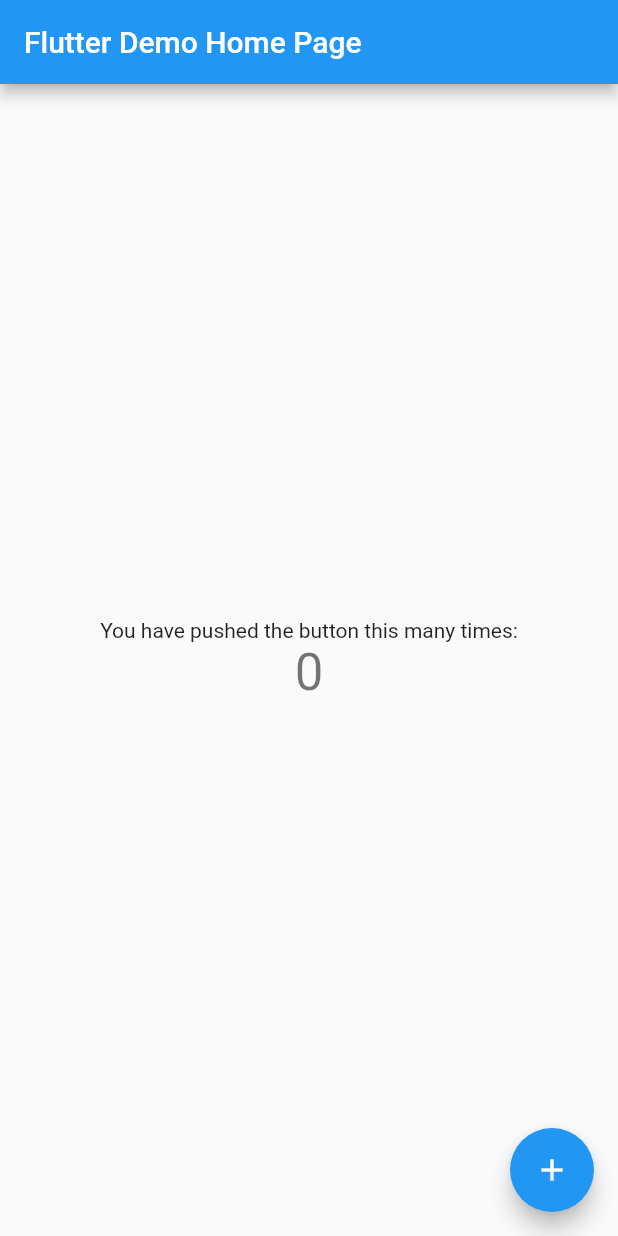
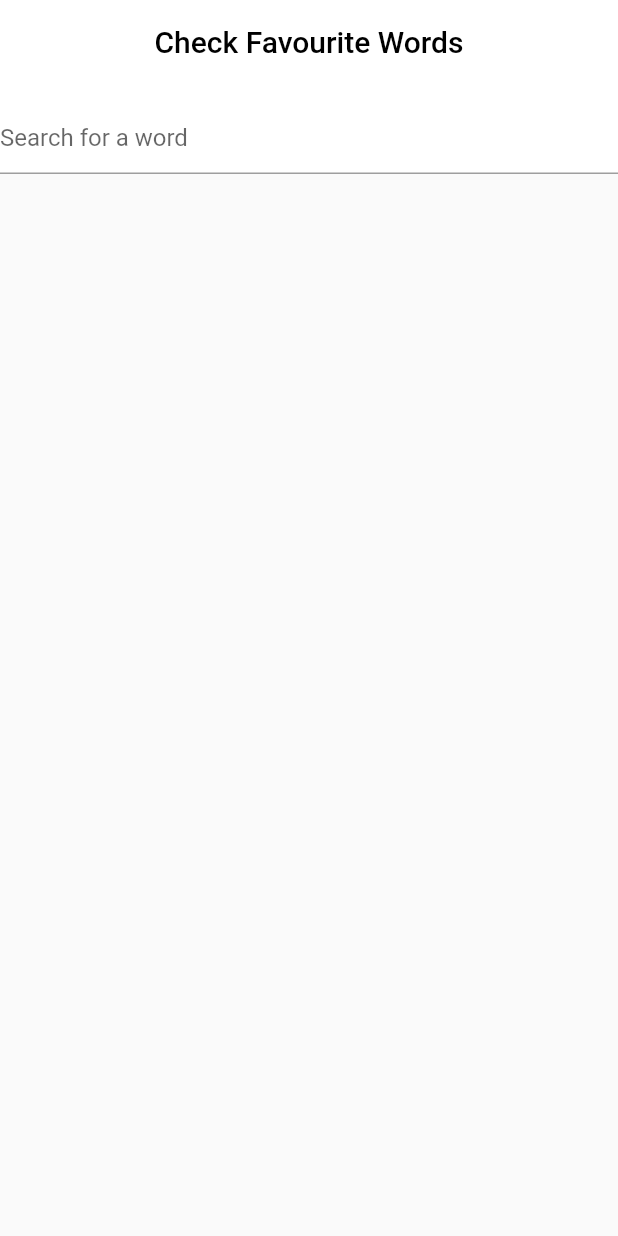
Before and after one commit to kutigbolahan/Dictionary, a Flutter app: the screen it shows after launch, on a phone screen of 412 x 824 dp. Run offline on Flutter 3.47's test engine with Material 2 defaults, Android fonts, the phone set to English and light mode, and no system bars.

Commit message:
Changes to be committed:

```diff
--- a/lib/main.dart
+++ b/lib/main.dart
@@ -3,109 +3,61 @@
 void main() => runApp(MyApp());
 
 class MyApp extends StatelessWidget {
-  // This widget is the root of your application.
   @override
   Widget build(BuildContext context) {
     return MaterialApp(
-      title: 'Flutter Demo',
       theme: ThemeData(
-        // This is the theme of your application.
-        //
-        // Try running your application with "flutter run". You'll see the
-        // application has a blue toolbar. Then, without quitting the app, try
-        // changing the primarySwatch below to Colors.green and then invoke
-        // "hot reload" (press "r" in the console where you ran "flutter run",
-        // or simply save your changes to "hot reload" in a Flutter IDE).
-        // Notice that the counter didn't reset back to zero; the application
-        // is not restarted.
         primarySwatch: Colors.blue,
       ),
-      home: MyHomePage(title: 'Flutter Demo Home Page'),
+      home: HomePage(),
     );
   }
 }
 
-class MyHomePage extends StatefulWidget {
-  MyHomePage({Key key, this.title}) : super(key: key);
-
-  // This widget is the home page of your application. It is stateful, meaning
-  // that it has a State object (defined below) that contains fields that affect
-  // how it looks.
-
-  // This class is the configuration for the state. It holds the values (in this
-  // case the title) provided by the parent (in this case the App widget) and
-  // used by the build method of the State. Fields in a Widget subclass are
-  // always marked "final".
-
-  final String title;
+class HomePage extends StatefulWidget {
+  HomePage({Key key}) : super(key: key);
 
   @override
-  _MyHomePageState createState() => _MyHomePageState();
+  _HomePageState createState() => _HomePageState();
 }
 
-class _MyHomePageState extends State<MyHomePage> {
-  int _counter = 0;
-
-  void _incrementCounter() {
-    setState(() {
-      // This call to setState tells the Flutter framework that something has
-      // changed in this State, which causes it to rerun the build method below
-      // so that the display can reflect the updated values. If we changed
-      // _counter without calling setState(), then the build method would not be
-      // called again, and so nothing would appear to happen.
-      _counter++;
-    });
+class _HomePageState extends State<HomePage> {
+  TextEditingController _controller;
+  @override
+  void initState() {
+    _controller = TextEditingController();
+    super.initState();
   }
-
   @override
   Widget build(BuildContext context) {
-    // This method is rerun every time setState is called, for instance as done
-    // by the _incrementCounter method above.
-    //
-    // The Flutter framework has been optimized to make rerunning build methods
-    // fast, so that you can just rebuild anything that needs updating rather
-    // than having to individually change instances of widgets.
     return Scaffold(
       appBar: AppBar(
-        // Here we take the value from the MyHomePage object that was created by
-        // the App.build method, and use it to set our appbar title.
-        title: Text(widget.title),
-      ),
-      body: Center(
-        // Center is a layout widget. It takes a single child and positions it
-        // in the middle of the parent.
-        child: Column(
-          // Column is also a layout widget. It takes a list of children and
-          // arranges them vertically. By default, it sizes itself to fit its
-          // children horizontally, and tries to be as tall as its parent.
-          //
-          // Invoke "debug painting" (press "p" in the console, choose the
-          // "Toggle Debug Paint" action from the Flutter Inspector in Android
-          // Studio, or the "Toggle Debug Paint" command in Visual Studio Code)
-          // to see the wireframe for each widget.
-          //
-          // Column has various properties to control how it sizes itself and
-          // how it positions its children. Here we use mainAxisAlignment to
-          // center the children vertically; the main axis here is the vertical
-          // axis because Columns are vertical (the cross axis would be
-          // horizontal).
-          mainAxisAlignment: MainAxisAlignment.center,
-          children: <Widget>[
-            Text(
-              'You have pushed the button this many times:',
-            ),
-            Text(
-              '$_counter',
-              style: Theme.of(context).textTheme.headline4,
-            ),
-          ],
+        backgroundColor: Colors.white,
+        elevation: 0.0,
+        title: Center(
+            child: Text(
+          'Check Favourite Words',
+          style: TextStyle(color: Colors.black),
+        )),
+        bottom: PreferredSize(
+          preferredSize: Size.fromHeight(60),
+          child: Row(
+            children: <Widget>[
+              Expanded(
+                child: TextFormField(
+                  controller: _controller,
+                  onChanged: (String text){
+
+                  },
+                  decoration: InputDecoration(
+                    hintText: 'Search for a word'
+                  ),
+                ),
+              )
+            ],
+          ),
         ),
       ),
-      floatingActionButton: FloatingActionButton(
-        onPressed: _incrementCounter,
-        tooltip: 'Increment',
-        child: Icon(Icons.add),
-      ), // This trailing comma makes auto-formatting nicer for build methods.
     );
   }
 }
```
